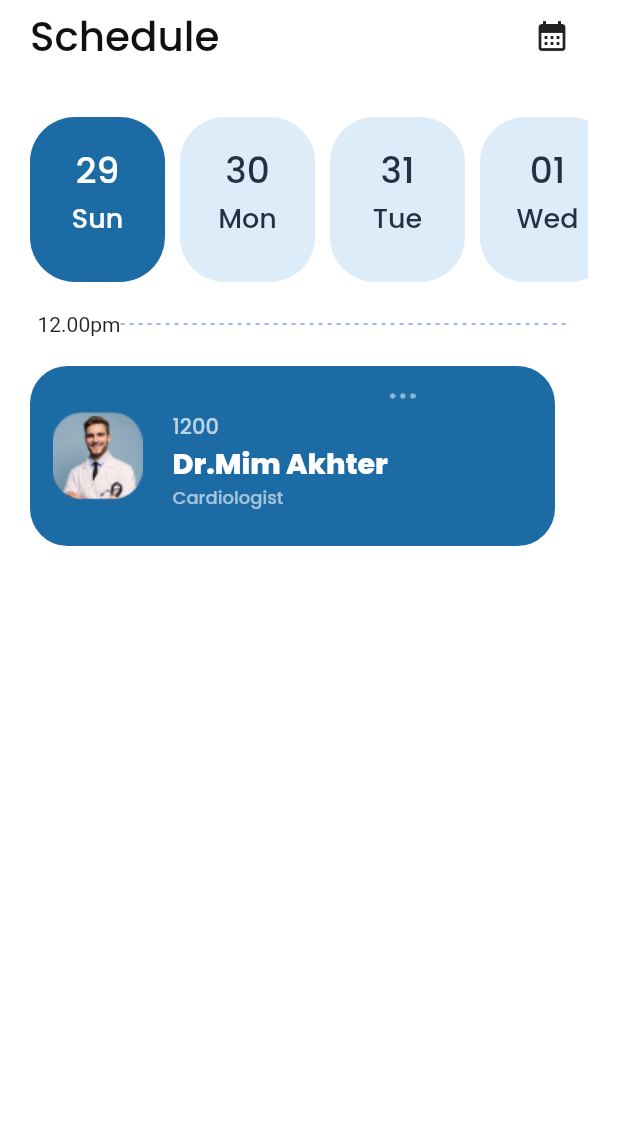
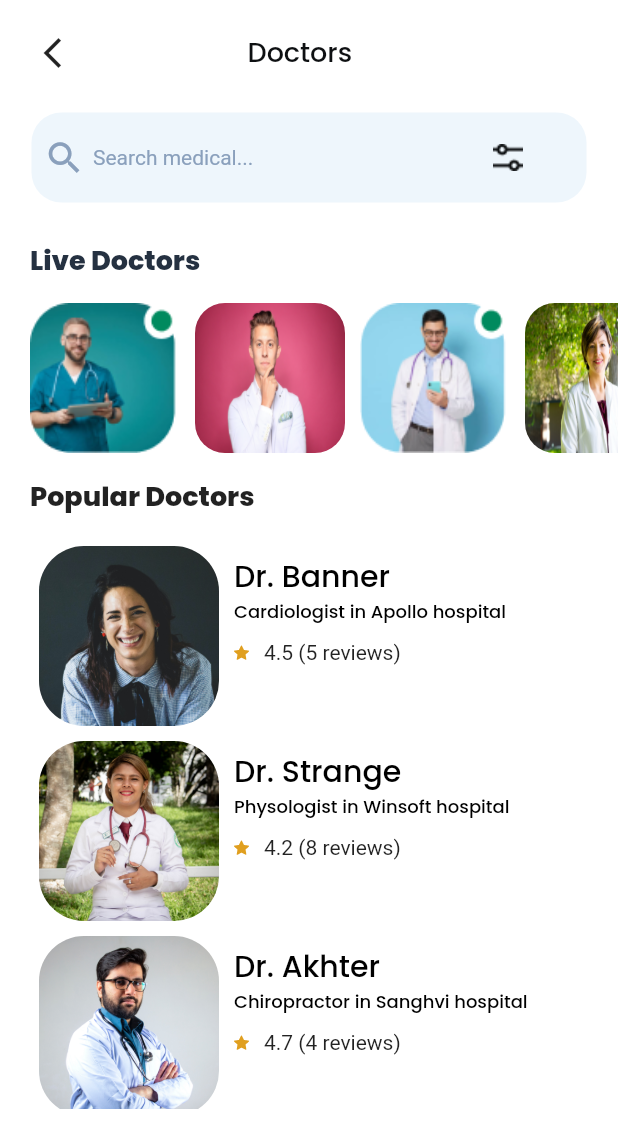
Before and after one commit to ayushshah31/BitNBuild, a Flutter app: the screen it shows after launch, on a phone screen of 412 x 824 dp. Shown: the top 1148 px of the screen. Run offline on Flutter 3.47's test engine with Material 2 defaults, Android fonts, the phone set to English and light mode, and no system bars; our stand-ins replace firebase_auth, firebase_core, firebase_database, get, google_nav_bar; missing offline and left inert: dart:ffi; accounts and stored records are empty.

Commit message:
User side Ui changes

```diff
--- a/lib/main.dart
+++ b/lib/main.dart
@@ -1,5 +1,6 @@
 import 'package:flutter/material.dart';
 import 'package:get/get.dart';
+import 'package:health_app/pages/doctor_user.dart';
 // ignore: unused_import
 import 'package:health_app/pages/login_page.dart';
 import 'package:health_app/pages/schedule.dart';
@@ -32,6 +33,6 @@ class MyApp extends StatelessWidget {
             theme: ThemeData(
               primarySwatch: Colors.blue,
             ),
-            home: Schedule())));
+            home: DoctorUser())));
   }
 }
--- /dev/null
+++ b/lib/pages/doctor_user.dart
@@ -0,0 +1,309 @@
+import 'package:flutter/material.dart';
+
+import '../widgets/doctor_card.dart';
+import '../widgets/popular_doctors_user.dart';
+
+class DoctorUser extends StatefulWidget {
+  const DoctorUser({Key? key}) : super(key: key);
+
+  @override
+  State<DoctorUser> createState() => _DoctorUserState();
+}
+
+class _DoctorUserState extends State<DoctorUser> {
+  @override
+  Widget build(BuildContext context) {
+    return Scaffold(
+      backgroundColor: Color(0xFFFFFFFF),
+      body: SafeArea(
+          child: Padding(
+        padding: const EdgeInsets.only(top: 15.0),
+        child: Column(
+          children: [
+            Row(
+              children: [
+                Padding(
+                  padding: const EdgeInsets.only(left: 15),
+                  child: Container(
+                    height: 40,
+                    width: 40,
+                    decoration: BoxDecoration(
+                        borderRadius: BorderRadius.circular(10),
+                        color: Colors.white),
+                    child: Icon(Icons.arrow_back_ios_new_sharp),
+                  ),
+                ),
+                SizedBox(
+                  width: 110,
+                ),
+                Text(
+                  'Doctors',
+                  style: TextStyle(
+                      fontSize: 18,
+                      fontFamily: 'Poppins',
+                      color: Color(0xFF0E1012)),
+                )
+              ],
+            ),
+            SizedBox(
+              height: 20,
+            ),
+            Container(
+              height: 60,
+              width: 370,
+              decoration: BoxDecoration(
+                  color: Color(0xFFEEF6FC),
+                  borderRadius: BorderRadius.circular(20)),
+              child: Padding(
+                padding: const EdgeInsets.all(8.0),
+                child: Row(
+                  children: [
+                    Icon(
+                      Icons.search,
+                      size: 28,
+                      color: Color(0xFF8AA0BC),
+                    ),
+                    SizedBox(width: 5),
+                    Text(
+                      'Search medical...',
+                      style: TextStyle(color: Color(0xFF8AA0BC)),
+                    ),
+                    SizedBox(
+                      width: 160,
+                    ),
+                    Image.asset('lib/images/Vector.png')
+                  ],
+                ),
+              ),
+            ),
+            SizedBox(
+              height: 25,
+            ),
+            Padding(
+              padding: const EdgeInsets.only(left: 20),
+              child: Row(
+                mainAxisAlignment: MainAxisAlignment.start,
+                children: [
+                  Text('Live Doctors',
+                      style: TextStyle(
+                          color: Color(0xFF253141),
+                          fontSize: 18,
+                          fontFamily: 'Poppins',
+                          fontWeight: FontWeight.w600)),
+                ],
+              ),
+            ),
+            SizedBox(
+              height: 15,
+            ),
+            Container(
+              height: 100,
+              child: Padding(
+                padding: const EdgeInsets.only(left: 20.0),
+                child: ListView(
+                  scrollDirection: Axis.horizontal,
+                  children: [
+                    Container(
+                      height: 30,
+                      width: 100,
+                      decoration: BoxDecoration(
+                        image: DecorationImage(
+                            fit: BoxFit.fill,
+                            image: AssetImage('lib/images/doc11.png')),
+                      ),
+                    ),
+                    SizedBox(
+                      width: 10,
+                    ),
+                    Container(
+                      height: 30,
+                      width: 100,
+                      decoration: BoxDecoration(
+                        borderRadius: BorderRadius.circular(20),
+                        image: DecorationImage(
+                            fit: BoxFit.fill,
+                            image: AssetImage('lib/images/doc15.jpg')),
+                      ),
+                    ),
+                    SizedBox(
+                      width: 10,
+                    ),
+                    Container(
+                      height: 30,
+                      width: 100,
+                      decoration: BoxDecoration(
+                        image: DecorationImage(
+                            fit: BoxFit.fill,
+                            image: AssetImage('lib/images/doc13.png')),
+                      ),
+                    ),
+                    SizedBox(
+                      width: 10,
+                    ),
+                    Container(
+                      height: 30,
+                      width: 100,
+                      decoration: BoxDecoration(
+                        borderRadius: BorderRadius.circular(20),
+                        image: DecorationImage(
+                            fit: BoxFit.fill,
+                            image: AssetImage('lib/images/doc14.jpg')),
+                      ),
+                    ),
+                    SizedBox(
+                      width: 10,
+                    ),
+                    Container(
+                      height: 30,
+                      width: 100,
+                      decoration: BoxDecoration(
+                        borderRadius: BorderRadius.circular(20),
+                        image: DecorationImage(
+                            fit: BoxFit.fill,
+                            image: AssetImage('lib/images/doc12.png')),
+                      ),
+                    ),
+                    SizedBox(
+                      width: 10,
+                    ),
+                    Container(
+                      height: 30,
+                      width: 100,
+                      decoration: BoxDecoration(
+                        borderRadius: BorderRadius.circular(20),
+                        image: DecorationImage(
+                            fit: BoxFit.fill,
+                            image: AssetImage('lib/images/doc16.jpg')),
+                      ),
+                    ),
+                    SizedBox(
+                      width: 10,
+                    ),
+                    Container(
+                      height: 30,
+                      width: 100,
+                      decoration: BoxDecoration(
+                        borderRadius: BorderRadius.circular(20),
+                        image: DecorationImage(
+                            fit: BoxFit.fill,
+                            image: AssetImage('lib/images/doc17.jpg')),
+                      ),
+                    ),
+                  ],
+                ),
+              ),
+            ),
+            SizedBox(
+              height: 15,
+            ),
+            Padding(
+              padding: const EdgeInsets.only(left: 20.0),
+              child: Row(
+                mainAxisAlignment: MainAxisAlignment.start,
+                children: [
+                  Container(
+                    child: Text(
+                      'Popular Doctors',
+                      style: TextStyle(
+                          fontSize: 18,
+                          fontFamily: 'Poppins',
+                          fontWeight: FontWeight.w600),
+                    ),
+                  ),
+                ],
+              ),
+            ),
+            SizedBox(
+              height: 15,
+            ),
+            Container(
+              height: 380,
+              width: 400,
+              child: ListView(
+                children: [
+                  PopularCard(
+                    color1: Colors.white,
+                    disease1: 'Cardiologist in Apollo hospital',
+                    doctorName: 'Dr. Banner',
+                    image2: 'lib/images/doc21.jpg',
+                    text3: '4.5 (5 reviews)',
+                  ),
+                  PopularCard(
+                    color1: Colors.white,
+                    disease1: 'Physologist in Winsoft hospital',
+                    doctorName: 'Dr. Strange',
+                    image2: 'lib/images/doc19.jpg',
+                    text3: '4.2 (8 reviews)',
+                  ),
+                  PopularCard(
+                    color1: Colors.white,
+                    disease1: 'Chiropractor in Sanghvi hospital',
+                    doctorName: 'Dr. Akhter',
+                    image2: 'lib/images/doc16.jpg',
+                    text3: '4.7 (4 reviews)',
+                  ),
+                  PopularCard(
+                    color1: Colors.white,
+                    disease1: 'Dentist in Nayar hospital',
+                    doctorName: 'Dr. Amit Shah',
+                    image2: 'lib/images/doc18.jpg',
+                    text3: '4.5 (5 reviews)',
+                  ),
+                  PopularCard(
+                    color1: Colors.white,
+                    disease1: 'ENT specialist in Phoenix hospital',
+                    doctorName: 'Dr.Pinky Shah',
+                    image2: 'lib/images/doc14.jpg',
+                    text3: '4.5 (5 reviews)',
+                  ),
+                  PopularCard(
+                    color1: Colors.white,
+                    disease1: 'Gastrologist in apollo hospital',
+                    doctorName: 'Dr.Dhingani',
+                    image2: 'lib/images/doc15.jpg',
+                    text3: '4.5 (5 reviews)',
+                  ),
+                  PopularCard(
+                    color1: Colors.white,
+                    disease1: 'Trichologist in apollo hospital',
+                    doctorName: 'Dr.Avish Shah',
+                    image2: 'lib/images/doc17.jpg',
+                    text3: '4.5 (5 reviews)',
+                  ),
+                  PopularCard(
+                    color1: Colors.white,
+                    disease1: ' Ayurvedic in apollo hospital',
+                    doctorName: 'Dr.Solanki',
+                    image2: 'lib/images/doc11.png',
+                    text3: '4.5 (5 reviews)',
+                  ),
+                  PopularCard(
+                    color1: Colors.white,
+                    disease1: 'Gastrologist in apollo hospital',
+                    doctorName: 'Dr.Mirgh',
+                    image2: 'lib/images/doc12.png',
+                    text3: '4.5 (5 reviews)',
+                  ),
+                  PopularCard(
+                    color1: Colors.white,
+                    disease1: 'Dietician in apollo hospital',
+                    doctorName: 'Dr.Ronnit',
+                    image2: 'lib/images/doc13.png',
+                    text3: '4.5 (5 reviews)',
+                  ),
+                  PopularCard(
+                    color1: Colors.white,
+                    disease1: 'Homeopath in City hospital',
+                    doctorName: 'Dr.Hetvi',
+                    image2: 'lib/images/doctor.png',
+                    text3: '4.5 (5 reviews)',
+                  ),
+                ],
+              ),
+            )
+          ],
+        ),
+      )),
+    );
+  }
+}
--- /dev/null
+++ b/lib/widgets/popular_doctors_user.dart
@@ -0,0 +1,106 @@
+// ignore: unused_import
+import 'dart:ffi';
+
+import 'package:flutter/material.dart';
+
+class PopularCard extends StatelessWidget {
+  final String doctorName;
+  final String image2;
+  final Color color1;
+  final String text3;
+  final String disease1;
+
+  PopularCard({
+    required this.doctorName,
+    required this.color1,
+    required this.disease1,
+    required this.image2,
+    required this.text3,
+  });
+
+  @override
+  Widget build(BuildContext context) {
+    return Padding(
+      padding: const EdgeInsets.only(left: 0.0),
+      child: Row(
+        crossAxisAlignment: CrossAxisAlignment.start,
+        children: [
+          Container(
+            width: 400,
+            height: 130,
+            decoration: BoxDecoration(
+              borderRadius: BorderRadius.circular(25),
+              color: color1,
+            ),
+            child: Row(
+              children: [
+                Padding(
+                  padding: const EdgeInsets.only(left: 20.0),
+                  child: Container(
+                    width: 120,
+                    height: 120,
+                    decoration: BoxDecoration(
+                        image: DecorationImage(
+                            image: AssetImage(image2), fit: BoxFit.cover),
+                        borderRadius: BorderRadius.circular(30)),
+                  ),
+                ),
+                SizedBox(
+                  width: 10,
+                ),
+                Padding(
+                  padding: const EdgeInsets.only(
+                    top: 10,
+                  ),
+                  child: Column(
+                    crossAxisAlignment: CrossAxisAlignment.start,
+                    children: [
+                      Text(
+                        doctorName,
+                        style: TextStyle(
+                            color: Colors.black,
+                            fontSize: 20,
+                            fontFamily: 'Poppins',
+                            fontWeight: FontWeight.w500),
+                      ),
+                      SizedBox(
+                        height: 0,
+                      ),
+                      Text(disease1,
+                          style: TextStyle(
+                              color: Colors.black,
+                              fontSize: 12,
+                              fontFamily: 'Poppins',
+                              fontWeight: FontWeight.w100)),
+                      SizedBox(
+                        height: 10,
+                      ),
+                      Row(
+                        children: [
+                          Container(
+                              height: 10,
+                              width: 10,
+                              decoration: BoxDecoration(
+                                  image: DecorationImage(
+                                      image:
+                                          AssetImage('lib/images/Star.png')))),
+                          SizedBox(
+                            width: 10,
+                          ),
+                          Text(
+                            text3,
+                            style: TextStyle(fontSize: 14),
+                          )
+                        ],
+                      ),
+                    ],
+                  ),
+                ),
+              ],
+            ),
+          ),
+        ],
+      ),
+    );
+  }
+}
```
Also changed, not shown: lib/images/Star.png (added), lib/images/doc11.png (added), lib/images/doc12.png (added), lib/images/doc13.png (added), lib/images/doc14.jpg (added), lib/images/doc15.jpg (added), lib/images/doc16.jpg (added), lib/images/doc17.jpg (added), lib/images/doc18.jpg (added), lib/images/doc19.jpg (added), lib/images/doc20.jpg (added), lib/images/doc21.jpg (added).
